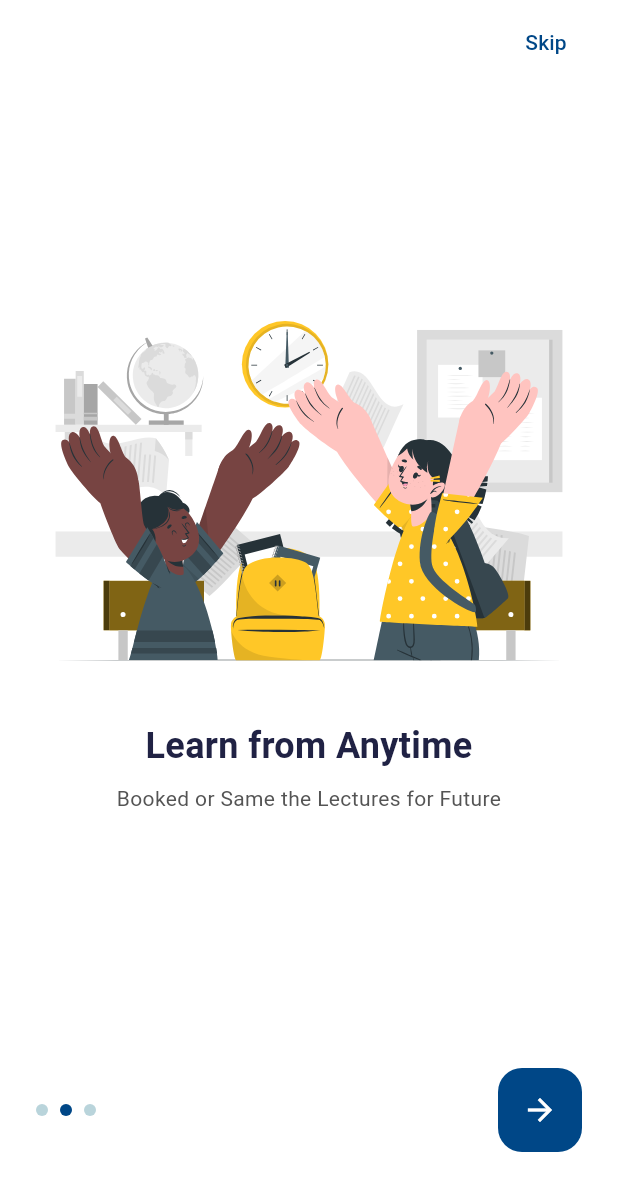
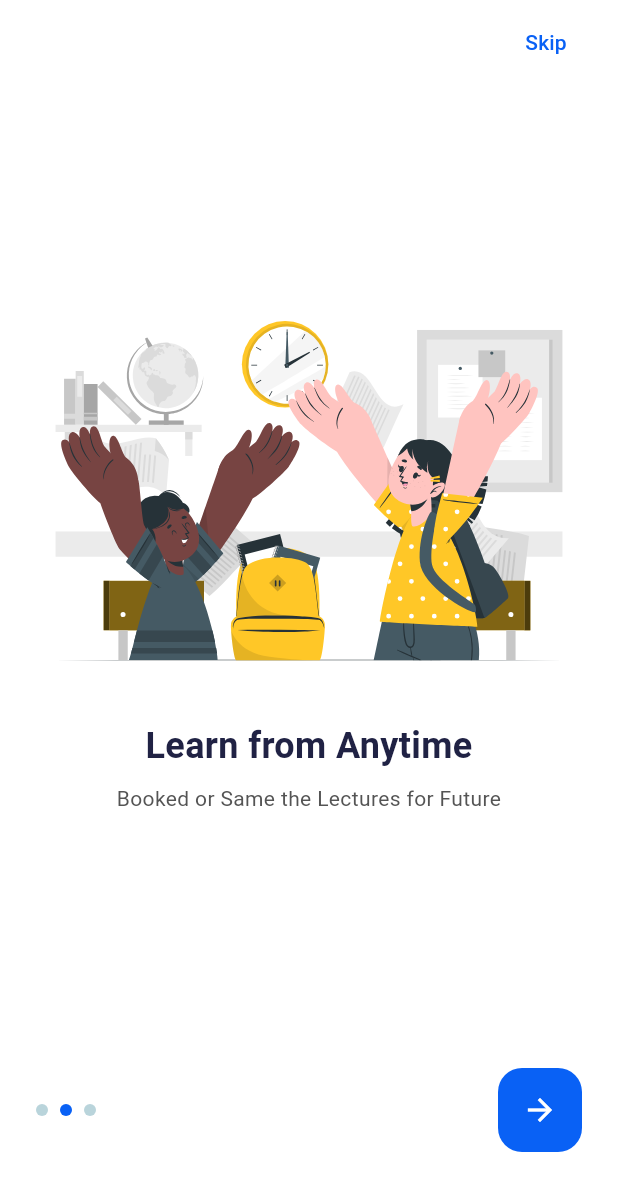
Before and after one commit to shahdTa3dev/E-learning, a Flutter app: the screen it shows after launch, after a tap on the "arrow forward" icon, on a phone screen of 412 x 824 dp. Shown: the top 1191 px of the screen. Run offline on Flutter 3.47's test engine with Material 3 defaults, Android fonts, the light colour scheme and no system bars; drawn by our look-alikes of smooth_page_indicator; our stand-ins replace flutter_svg.

Commit message:
Enhance onboarding screen: center content, improve image consistency and responsiveness, apply theme styles, and adjust navigation spacing

```diff
--- a/e_learning_app/lib/features/onboarding/intro_compnent.dart
+++ b/e_learning_app/lib/features/onboarding/intro_compnent.dart
@@ -1,5 +1,5 @@
-import '../../onbording/Intro_item_data.dart';
 import 'package:flutter/material.dart';
+import 'package:e_learning_app/features/onboarding/intro_item_data.dart';
 
 class IntroItemWidget extends StatelessWidget {
   final IntroItemData data;
--- a/e_learning_app/lib/features/onboarding/smooth_page_indicator.dart
+++ b/e_learning_app/lib/features/onboarding/smooth_page_indicator.dart
@@ -79,7 +79,7 @@ class _IntroductionScreenState extends State<IntroductionScreen> {
                     child: const Text(
                       "Skip",
                       style: TextStyle(
-                        color: AppColors.navyBlue,
+                        color: AppColors.brightBlue,
                         fontWeight: FontWeight.w500,
                       ),
                     ),
@@ -123,14 +123,14 @@ class _IntroductionScreenState extends State<IntroductionScreen> {
                 type: WormType.thin,
                 spacing: 8,
                 dotColor: AppColors.lightBlueGray,
-                activeDotColor: AppColors.navyBlue,
+                activeDotColor: AppColors.brightBlue,
               ),
             ),
             _currentIndex == _pages.length - 1
                 ? ElevatedButton(
                     onPressed: _onFinish,
                     style: ElevatedButton.styleFrom(
-                      backgroundColor: AppColors.navyBlue,
+                      backgroundColor: AppColors.brightBlue,
                       minimumSize: const Size(180, 48),
                       shape: RoundedRectangleBorder(
                         borderRadius: BorderRadius.circular(32),
@@ -155,7 +155,7 @@ class _IntroductionScreenState extends State<IntroductionScreen> {
                   )
                 : FloatingActionButton(
                     onPressed: _onNext,
-                    backgroundColor: AppColors.navyBlue,
+                    backgroundColor: AppColors.brightBlue,
                     elevation: 0,
                     child: const Icon(Icons.arrow_forward, color: Colors.white),
                   ),
--- a/e_learning_app/lib/splash.dart
+++ b/e_learning_app/lib/splash.dart
@@ -11,15 +11,38 @@ class SplashScreen extends StatefulWidget {
   State<SplashScreen> createState() => _SplashScreenState();
 }
 
-class _SplashScreenState extends State<SplashScreen> {
+class _SplashScreenState extends State<SplashScreen>
+    with SingleTickerProviderStateMixin {
+  late AnimationController _controller;
+  late Animation<double> _fadeAnimation;
+
   @override
   void initState() {
     super.initState();
-    Timer(const Duration(seconds:2), () {
+
+    _controller = AnimationController(
+      vsync: this,
+      duration: const Duration(milliseconds: 800),
+    );
+
+    _fadeAnimation = CurvedAnimation(
+      parent: _controller,
+      curve: Curves.easeIn,
+    );
+
+    _controller.forward();
+
+    Timer(const Duration(seconds: 2), () {
       Navigator.of(context).pushReplacement(
-        MaterialPageRoute(builder: (context) => const IntroductionScreen()),
+        MaterialPageRoute(builder: (_) => const IntroductionScreen()),
       );
     });
+  }
+
+  @override
+  void dispose() {
+    _controller.dispose();
+    super.dispose();
   }
 
   @override
@@ -28,8 +51,10 @@ class _SplashScreenState extends State<SplashScreen> {
     final size = MediaQuery.of(context).size;
 
     return Scaffold(
-      backgroundColor: isDark ? AppColors.black : AppColors.navyBlue,
-      body: Center(
+      backgroundColor: isDark ? AppColors.black : AppColors.brightBlue,
+      body: FadeTransition(
+        opacity: _fadeAnimation,
+        child: Center(
           child: Padding(
             padding: EdgeInsets.symmetric(horizontal: size.width * 0.1),
             child: Column(
@@ -63,6 +88,7 @@ class _SplashScreenState extends State<SplashScreen> {
             ),
           ),
         ),
+      ),
     );
   }
 }
```
Also changed, not shown: e_learning_app/pubspec.yaml (+7 -0 lines), e_learning_app/pubspec.lock, 6 other files. Lines whose indentation alone changed are shown as unchanged.
